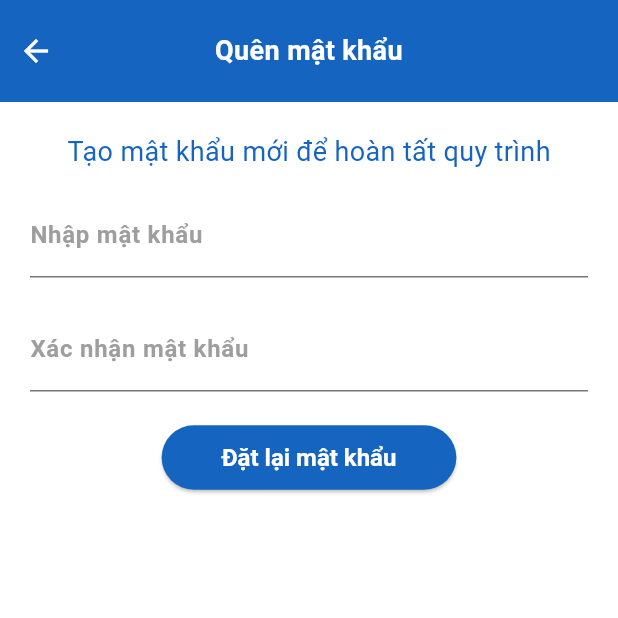
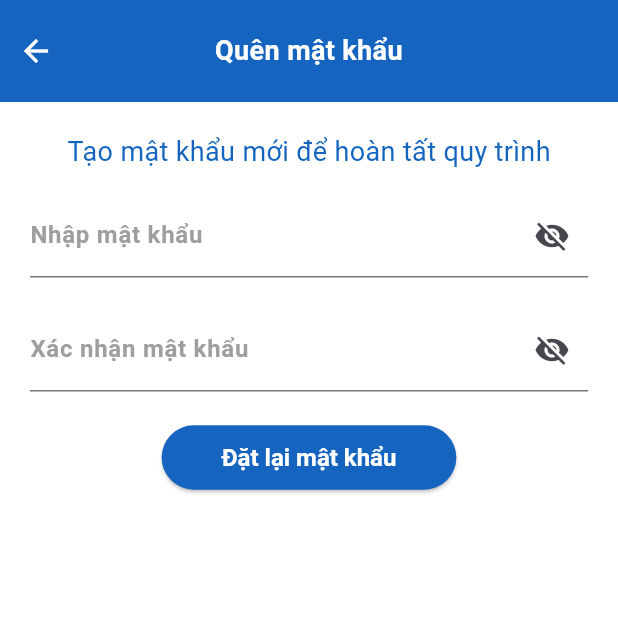
Before and after one commit to Thien1703/NewDATN, a Flutter app: the ResetPassword screen opened directly with empty values, on a phone screen of 412 x 824 dp, the top half of it. Run offline on Flutter 3.47's test engine with Material 3 defaults, Android fonts, the phone set to English and light mode, and no system bars; our stand-ins replace cached_network_image, carousel_slider, firebase_core, flutter_local_notifications, flutter_rating_bar, flutter_secure_storage and 12 more; missing offline and left inert: stomp_dart_client, vietnam_provinces; accounts and stored records are empty.

Commit message:
add visibility/visibility_off for newPassword && confirmPassword

```diff
--- a/lib/views/screens/auth/Login/reset_password.dart
+++ b/lib/views/screens/auth/Login/reset_password.dart
@@ -18,6 +18,8 @@ class _ResetPasswordState extends State<ResetPassword> {
   final TextEditingController _confirmPasswordController =
       TextEditingController();
   bool _isLoading = false;
+  bool _obscureNewPassword = true;
+  bool _obscureConfirmPassword = true;
 
   final _formKey = GlobalKey<FormState>();
   String? _validateNewPassword(String? value) {
@@ -66,11 +68,24 @@ class _ResetPasswordState extends State<ResetPassword> {
                 SizedBox(height: 15),
                 TextFormField(
                   controller: _newPasswordController,
-                  decoration: const InputDecoration(
+                  obscureText: _obscureNewPassword,
+                  decoration: InputDecoration(
                     labelText: 'Nhập mật khẩu',
-                    labelStyle: TextStyle(
+                    labelStyle: const TextStyle(
                       fontWeight: FontWeight.bold,
                       color: Colors.grey,
+                    ),
+                    suffixIcon: IconButton(
+                      icon: Icon(
+                        _obscureNewPassword
+                            ? Icons.visibility_off
+                            : Icons.visibility,
+                      ),
+                      onPressed: () {
+                        setState(() {
+                          _obscureNewPassword = !_obscureNewPassword;
+                        });
+                      },
                     ),
                   ),
                   validator: _validateNewPassword,
@@ -78,11 +93,24 @@ class _ResetPasswordState extends State<ResetPassword> {
                 SizedBox(height: 20),
                 TextFormField(
                   controller: _confirmPasswordController,
-                  decoration: const InputDecoration(
+                  obscureText: _obscureConfirmPassword,
+                  decoration: InputDecoration(
                     labelText: 'Xác nhận mật khẩu',
-                    labelStyle: TextStyle(
+                    labelStyle: const TextStyle(
                       fontWeight: FontWeight.bold,
                       color: Colors.grey,
+                    ),
+                    suffixIcon: IconButton(
+                      icon: Icon(
+                        _obscureConfirmPassword
+                            ? Icons.visibility_off
+                            : Icons.visibility,
+                      ),
+                      onPressed: () {
+                        setState(() {
+                          _obscureConfirmPassword = !_obscureConfirmPassword;
+                        });
+                      },
                     ),
                   ),
                   validator: _validateConfirmPassword,
```
